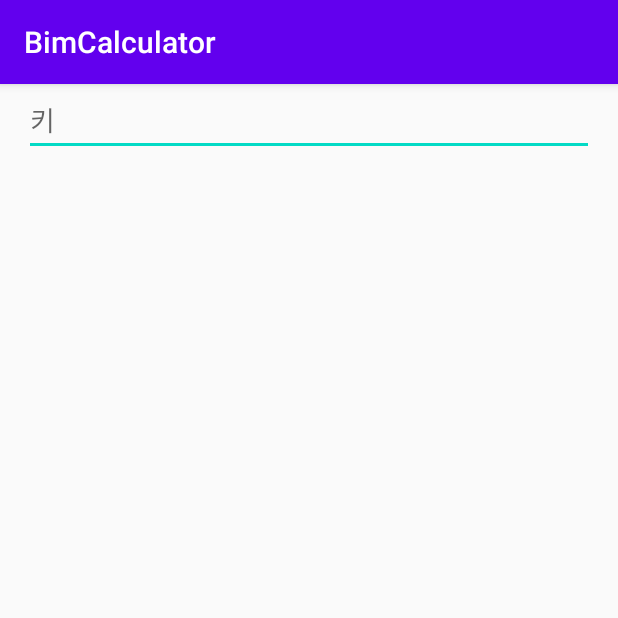
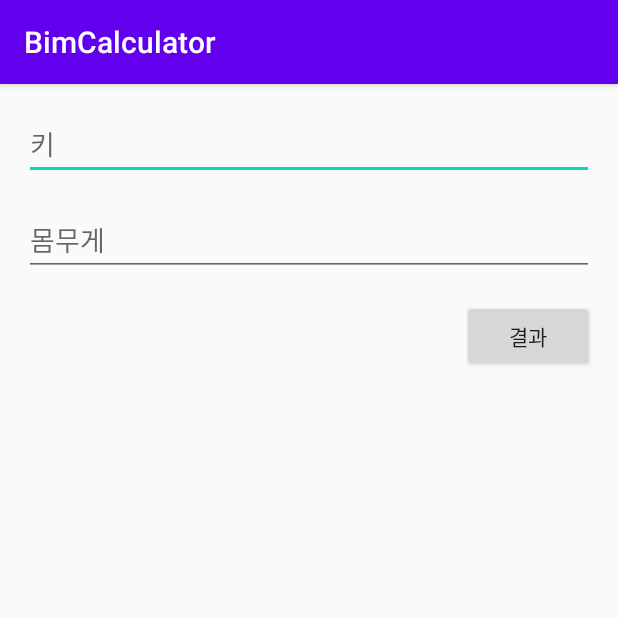
Before and after one commit to voltovo/android_dev, an Android app: the screen it shows after launch (MainActivity), on a phone screen of 412 x 824 dp, the top half of it. Run offline under Robolectric (Android 15) with nearby library versions, the light colour scheme and no system bars.

Commit message:
refactor 비만도 계산기 Dev

```diff
--- a/BimCalculator/app/build.gradle
+++ b/BimCalculator/app/build.gradle
@@ -7,6 +7,7 @@ android {
     buildToolsVersion "29.0.3"
 
     defaultConfig {
+        vectorDrawables.useSupportLibrary = true
         applicationId "junsuk.example.bimcalculator"
         minSdkVersion 19
         targetSdkVersion 29
--- a/BimCalculator/app/src/main/AndroidManifest.xml
+++ b/BimCalculator/app/src/main/AndroidManifest.xml
@@ -9,6 +9,8 @@
         android:roundIcon="@mipmap/ic_launcher_round"
         android:supportsRtl="true"
         android:theme="@style/AppTheme">
+        <activity android:name=".ResultActivity"
+            android:parentActivityName=".MainActivity"></activity>
         <activity android:name=".MainActivity">
             <intent-filter>
                 <action android:name="android.intent.action.MAIN" />
--- a/BimCalculator/app/src/main/java/junsuk/example/bimcalculator/MainActivity.kt
+++ b/BimCalculator/app/src/main/java/junsuk/example/bimcalculator/MainActivity.kt
@@ -1,11 +1,68 @@
 package junsuk.example.bimcalculator
 
+import android.content.Intent
 import androidx.appcompat.app.AppCompatActivity
 import android.os.Bundle
+import android.preference.PreferenceManager
+import kotlinx.android.synthetic.main.activity_main.*
+import org.jetbrains.anko.startActivity
 
 class MainActivity : AppCompatActivity() {
     override fun onCreate(savedInstanceState: Bundle?) {
         super.onCreate(savedInstanceState)
         setContentView(R.layout.activity_main)
+
+        //이전에 입력한 값 읽어오기
+        loadData()
+
+        resultButton.setOnClickListener{
+            /*//안드로이드 액티비를 전환할 때마다 항상 인텐트 객체를 생성한다.
+            //두번째 화면으로 이동
+            val intent = Intent(this, ResultActivity::class.java)
+            //startActivity() 호출
+            startActivity(intent)*/
+
+            //코드의 양을 줄이기 위해서 Anko 라이브러리 사용
+            //두번째 화면으로 이동
+            //startActivity<ResultActivity>()
+
+            //인텐트에 데이터를 담기
+            /*val intent = Intent(this, ResultActivity::class.java)
+            intent.putExtra("weight", weightEditText.text.toString())
+            intent.putExtra("height", heightEditText.text.toString())
+            startActivity(intent)*/
+
+            //마지막에 입력한 내용 저장
+            saveData(heightEditText.text.toString().toInt(),
+                    weightEditText.text.toString().toInt())
+            //Anko 라이브러리 사용
+            startActivity<ResultActivity>(
+                "weight" to weightEditText.text.toString(),
+                "height" to heightEditText.text.toString()
+            )
+        }
+
+    }
+
+    //데이터 저장하는 메소드
+    private fun saveData(height:Int, weight:Int){
+        val pref = PreferenceManager.getDefaultSharedPreferences(this)
+        val editor = pref.edit()
+
+        editor.putInt("KEY_HEIGHT", height)
+            .putInt("KEY_WEIGHT", weight)
+            .apply()
+    }
+
+    //데이터 불러오기 메소드
+    private fun loadData(){
+        val pref = PreferenceManager.getDefaultSharedPreferences(this)
+        val height = pref.getInt("KEY_HEIGHT",0)
+        val weight = pref.getInt("KEY_WEIGHT",0)
+
+        if(height != 0 && weight !=0){
+            heightEditText.setText(height.toString())
+            weightEditText.setText(weight.toString())
+        }
     }
 }
--- a/BimCalculator/app/src/main/res/layout/activity_main.xml
+++ b/BimCalculator/app/src/main/res/layout/activity_main.xml
@@ -11,11 +11,36 @@
         android:layout_width="0dp"
         android:layout_height="wrap_content"
         android:layout_marginStart="16dp"
+        android:layout_marginTop="16dp"
         android:layout_marginEnd="16dp"
         android:ems="10"
         android:hint="키"
         android:inputType="number"
         app:layout_constraintEnd_toEndOf="parent"
         app:layout_constraintStart_toStartOf="parent"
-        tools:layout_editor_absoluteY="19dp" />
+        app:layout_constraintTop_toTopOf="parent" />
+
+    <EditText
+        android:id="@+id/weightEditText"
+        android:layout_width="0dp"
+        android:layout_height="wrap_content"
+        android:layout_marginStart="16dp"
+        android:layout_marginTop="16dp"
+        android:layout_marginEnd="16dp"
+        android:ems="10"
+        android:hint="몸무게"
+        android:inputType="number"
+        app:layout_constraintEnd_toEndOf="parent"
+        app:layout_constraintStart_toStartOf="parent"
+        app:layout_constraintTop_toBottomOf="@+id/heightEditText" />
+
+    <Button
+        android:id="@+id/resultButton"
+        android:layout_width="wrap_content"
+        android:layout_height="wrap_content"
+        android:layout_marginTop="16dp"
+        android:layout_marginEnd="16dp"
+        android:text="결과"
+        app:layout_constraintEnd_toEndOf="parent"
+        app:layout_constraintTop_toBottomOf="@+id/weightEditText" />
 </androidx.constraintlayout.widget.ConstraintLayout>
```
Also changed, not shown: BimCalculator/app/src/main/java/junsuk/example/bimcalculator/ResultActivity.kt (added, +52 -0 lines), BimCalculator/app/src/main/res/drawable/ic_baseline_child_care_24.xml (added, +16 -0 lines), BimCalculator/app/src/main/res/drawable/ic_baseline_mood_bad_24.xml (added, +10 -0 lines), BimCalculator/app/src/main/res/drawable/ic_baseline_sentiment_very_dissatisfied_24.xml (added, +16 -0 lines), BimCalculator/app/src/main/res/layout/activity_result.xml (added, +32 -0 lines).
